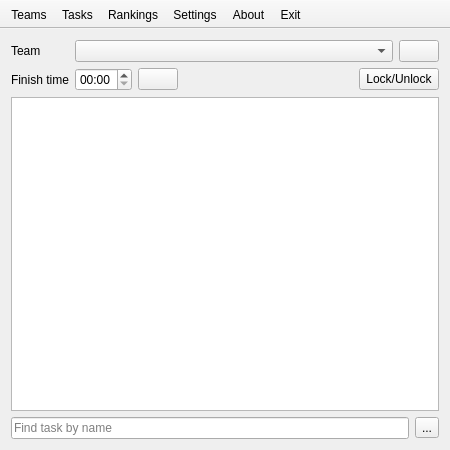
FrankMamuda/ketoevent, file gui_main.ui: the form before one commit.
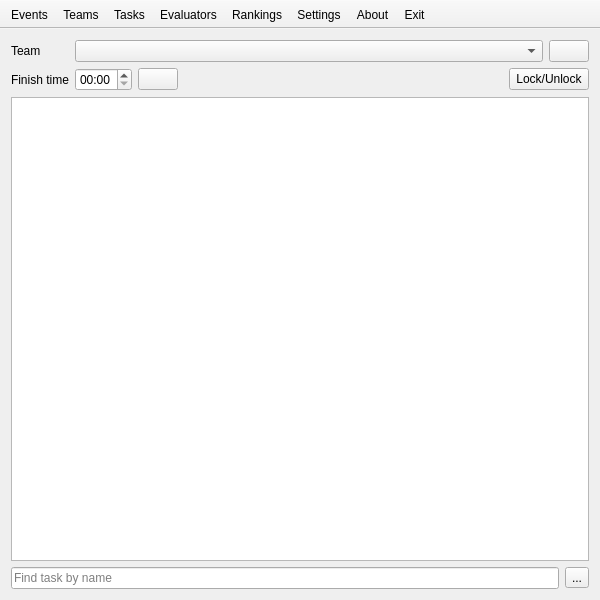
The form after the commit. Icons and pictures are not drawn.

Patch:
```diff
--- a/gui_main.ui
+++ b/gui_main.ui
@@ -6,8 +6,8 @@
    <rect>
     <x>0</x>
     <y>0</y>
-    <width>450</width>
-    <height>450</height>
+    <width>600</width>
+    <height>600</height>
    </rect>
   </property>
   <property name="windowTitle">
@@ -143,6 +143,10 @@
       <property name="toolTip">
        <string>Log team's accomplished tasks here</string>
       </property>
+      <property name="styleSheet">
+       <string notr="true">QListWidget::item { border-bottom: 1px solid black; }
+</string>
+      </property>
       <property name="editTriggers">
        <set>QAbstractItemView::NoEditTriggers</set>
       </property>
@@ -209,8 +213,10 @@
    <attribute name="toolBarBreak">
     <bool>false</bool>
    </attribute>
+   <addaction name="actionEvents"/>
    <addaction name="actionTeams"/>
    <addaction name="actionTasks"/>
+   <addaction name="actionEvaluators"/>
    <addaction name="actionRankings"/>
    <addaction name="actionSettings"/>
    <addaction name="actionAbout"/>
@@ -288,6 +294,16 @@
     <string>Exit applet</string>
    </property>
   </action>
+  <action name="actionEvaluators">
+   <property name="text">
+    <string>Evaluators</string>
+   </property>
+  </action>
+  <action name="actionEvents">
+   <property name="text">
+    <string>Events</string>
+   </property>
+  </action>
  </widget>
  <layoutdefault spacing="6" margin="11"/>
  <resources>
```
